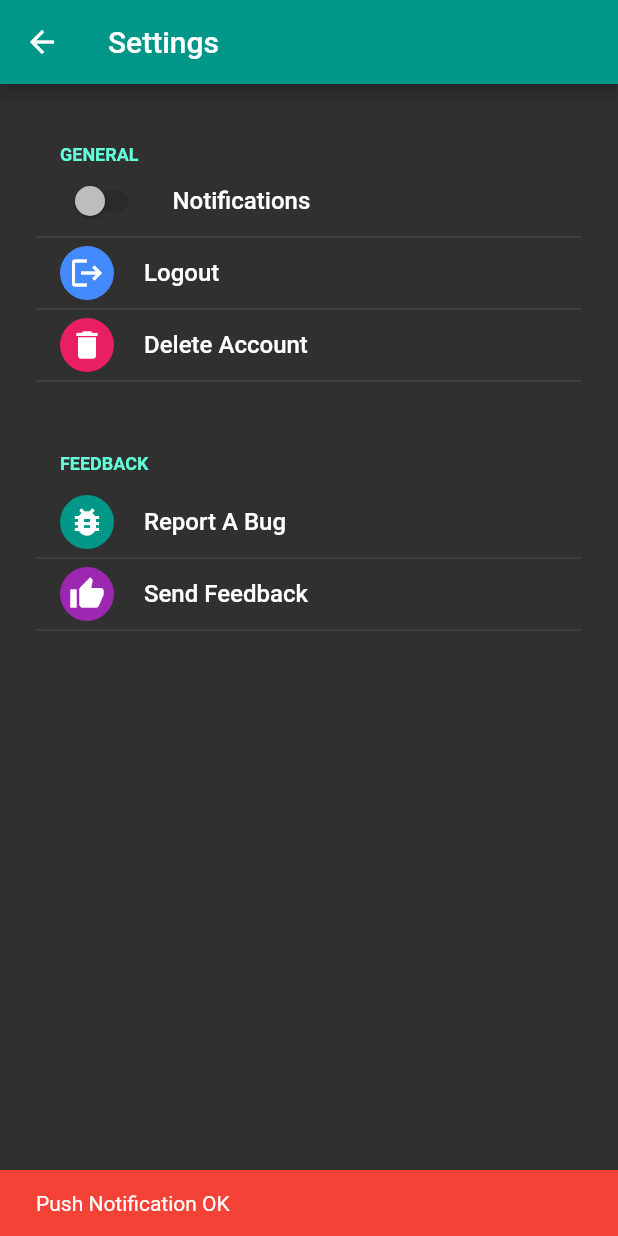
After one commit to tommymolto/flutter3_firebase, a Flutter app: the SettingsPage screen opened directly, after a tap on "Notifications", on a phone screen of 412 x 824 dp. The commit adds this screen. Run offline on Flutter 3.47's test engine with Material 2 defaults, Android fonts, the light colour scheme and no system bars; drawn by our look-alikes of flutter_settings_screens; our stand-ins replace cloud_firestore, datetime_picker_formfield, email_validator, file_picker, firebase_analytics, firebase_auth and 10 more; accounts and stored records are empty.

Commit message:
remote config

```diff
--- a/lib/page/home_page.dart
+++ b/lib/page/home_page.dart
@@ -1,7 +1,10 @@
 import 'package:firebase_analytics/firebase_analytics.dart';
 import 'package:firebase_auth/firebase_auth.dart';
+import 'package:firebase_remote_config/firebase_remote_config.dart';
 import 'package:flutter/material.dart';
 import 'package:cloud_firestore/cloud_firestore.dart';
+import 'package:kweedo/helpers/notification_helper.dart';
+import 'package:kweedo/page/settings_page.dart';
 import 'package:kweedo/page/user_page.dart';
 import 'package:kweedo/widget/list_users_widget.dart';
 
@@ -56,9 +59,11 @@ class HomePage extends StatefulWidget {
 }
 class _HomePageState extends State<HomePage> {
   final controller = TextEditingController();
+  final remoteConfig = FirebaseRemoteConfig.instance;
 
   @override
-  Widget build(BuildContext context) => Scaffold(
+  Widget build(BuildContext context) {
+    return Scaffold(
       appBar: AppBar(
         title: TextField(controller: controller),
         actions: [
@@ -70,6 +75,14 @@ class _HomePageState extends State<HomePage> {
               ));
             },
           ),
+          remoteConfig.getBool('settings') ? IconButton(
+            icon: const Icon(Icons.settings),
+            onPressed: () {
+              Navigator.of(context).push(MaterialPageRoute(
+                builder: (context) => const SettingsPage(),
+              ));
+            },
+          ): const SizedBox(height: 0,),
         ],
       ),
       /*floatingActionButton: FloatingActionButton(
@@ -82,6 +95,7 @@ class _HomePageState extends State<HomePage> {
     ),*/
       body: const TempHomePage(),
     );
+  }
 
   Future createUser({required String name}) async {
     /// Reference to document
--- /dev/null
+++ b/lib/page/settings_page.dart
@@ -0,0 +1,102 @@
+import 'package:firebase_messaging/firebase_messaging.dart';
+import 'package:flutter/cupertino.dart';
+import 'package:flutter/material.dart';
+import 'package:flutter_settings_screens/flutter_settings_screens.dart';
+import 'package:kweedo/helpers/helpers_auth.dart';
+
+import '../widget/icon_widget.dart';
+
+class SettingsPage extends StatefulWidget {
+  const SettingsPage({Key? key}) : super(key: key);
+
+  @override
+  _SettingsPageState createState() => _SettingsPageState();
+}
+
+class _SettingsPageState extends State<SettingsPage> {
+  @override
+  Widget build(BuildContext context) => Scaffold(
+    appBar: AppBar(title: Text( 'Settings')),
+    body: SafeArea(
+      child: ListView(
+        padding: const EdgeInsets.all(24),
+        children: [
+          SettingsGroup(
+            title: 'GENERAL',
+            children: <Widget>[
+              buildNotifications(),
+              buildLogout(),
+              buildDeleteAccount(),
+            ],
+          ),
+          const SizedBox(height: 32),
+          SettingsGroup(
+            title: 'FEEDBACK',
+            children: <Widget>[
+              const SizedBox(height: 8),
+              buildReportBug(context),
+              buildSendFeedback(context),
+            ],
+          ),
+        ],
+      ),
+    ),
+  );
+
+  Widget buildNotifications() => SimpleSettingsTile(
+    title: 'Notifications',
+    subtitle: '',
+    leading: const Switch(value: false, onChanged: null),
+    onTap: () async {
+      FirebaseMessaging messaging = FirebaseMessaging.instance;
+
+      NotificationSettings settings = await messaging.requestPermission(
+        alert: true,
+        announcement: false,
+        badge: true,
+        carPlay: false,
+        criticalAlert: false,
+        provisional: false,
+        sound: true,
+      );
+
+      if (settings.authorizationStatus == AuthorizationStatus.authorized) {
+        print('User granted permission');
+      } else if (settings.authorizationStatus == AuthorizationStatus.provisional) {
+        print('User granted provisional permission');
+      } else {
+        print('User declined or has not accepted permission');
+      }
+      HelpersAuth.showSnackBar( 'Push Notification OK');
+    },
+  );
+  Widget buildLogout() => SimpleSettingsTile(
+    title: 'Logout',
+    subtitle: '',
+    leading: const IconWidget(icon: Icons.logout, color: Colors.blueAccent),
+    onTap: () {
+      HelpersAuth.showSnackBar( 'Clicked Logout');
+    },
+  );
+
+  Widget buildDeleteAccount() => SimpleSettingsTile(
+    title: 'Delete Account',
+    subtitle: '',
+    leading: const IconWidget(icon: Icons.delete, color: Colors.pink),
+    onTap: () => HelpersAuth.showSnackBar( 'Clicked Delete Account'),
+  );
+
+  Widget buildReportBug(BuildContext context) => SimpleSettingsTile(
+    title: 'Report A Bug',
+    subtitle: '',
+    leading: const IconWidget(icon: Icons.bug_report, color: Colors.teal),
+    onTap: () => HelpersAuth.showSnackBar('Clicked Report A Bug'),
+  );
+
+  Widget buildSendFeedback(BuildContext context) => SimpleSettingsTile(
+    title: 'Send Feedback',
+    subtitle: '',
+    leading: const IconWidget(icon: Icons.thumb_up, color: Colors.purple),
+    onTap: () => HelpersAuth.showSnackBar( 'Clicked SendFeedback'),
+  );
+}
--- /dev/null
+++ b/lib/widget/icon_widget.dart
@@ -0,0 +1,22 @@
+import 'package:flutter/material.dart';
+
+class IconWidget extends StatelessWidget {
+  final IconData icon;
+  final Color color;
+
+  const IconWidget({
+    Key? key,
+    required this.icon,
+    required this.color,
+  }) : super(key: key);
+
+  @override
+  Widget build(BuildContext context) => Container(
+    padding: const EdgeInsets.all(6),
+    decoration: BoxDecoration(
+      shape: BoxShape.circle,
+      color: color,
+    ),
+    child: Icon(icon, color: Colors.white),
+  );
+}
--- a/lib/widget/list_users_widget.dart
+++ b/lib/widget/list_users_widget.dart
@@ -1,11 +1,14 @@
 import 'package:cloud_firestore/cloud_firestore.dart';
 import 'package:flutter/cupertino.dart';
 import 'package:flutter/material.dart';
+import 'package:kweedo/widget/avaliacao_radio_button_widget.dart';
 
 import '../model/user.dart';
 import '../page/user_page.dart';
 
 class ListUsersWidget extends StatefulWidget {
+  const ListUsersWidget({Key? key}) : super(key: key);
+
   @override
   _ListUsersWidgetState createState() => _ListUsersWidgetState();
 }
@@ -65,6 +68,7 @@ class _ListUsersWidgetState extends State<ListUsersWidget> {
     ) : CircleAvatar(child: Text('${user.age}')),
     title: Text(user.name),
     subtitle: Text(user.birthday.toIso8601String()),
+    //subtitle: AvaliacaoRadioButtonWidget(questao: 'oi',),
     onTap: () => Navigator.of(context).push(MaterialPageRoute(
       builder: (context) => UserPage(user: user),
     )),
--- a/pubspec.yaml
+++ b/pubspec.yaml
@@ -46,6 +46,12 @@ dependencies:
   file_picker: ^4.6.1
   firebase_storage: ^10.2.17
   firebase_analytics: ^9.1.9
+  flutter_settings_screens: 0.3.3-null-safety
+  firebase_messaging: ^11.4.1
+  flutter_local_notifications: ^9.5.3+1
+  rxdart: ^0.27.4
+  flutter_native_timezone: ^2.0.0
+  firebase_remote_config: ^2.0.8
   #firebase_app_check: ^0.0.6+13
   #firebase_messaging: ^11.4.1
   #firebase_remote_config: ^2.0.8
```
Also changed, not shown: lib/helpers/notification_helper.dart (added, +145 -0 lines), lib/main.dart (+6 -1 lines), lib/widget/avaliacao_radio_button_widget.dart (added, +80 -0 lines), pubspec.lock. Lines whose indentation alone changed are shown as unchanged.
